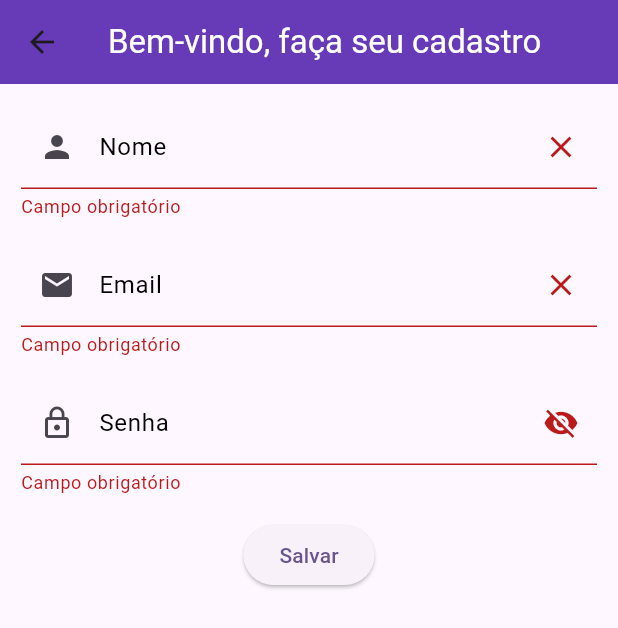
After one commit to GustavoZaffani/cryptoapp, a Flutter app: the SignUpScreen screen opened by its route, after a tap on "Salvar", on a phone screen of 412 x 824 dp. The commit adds this screen. Shown: the top 628 px of the screen. Run offline on Flutter 3.47's test engine with Material 3 defaults, Android fonts, the phone set to English and light mode, and no system bars; our stand-ins replace dio, drift, drift_flutter, retrofit; accounts and stored records are empty; generated files the repository leaves out were written again; network calls fail.

Commit message:
Implemented signup screen

```diff
--- a/lib/main.dart
+++ b/lib/main.dart
@@ -2,6 +2,7 @@ import 'package:cryptoapp/widgets/screens/home_screen.dart';
 import 'package:cryptoapp/widgets/screens/login_screen.dart';
 import 'package:cryptoapp/widgets/screens/market_screen.dart';
 import 'package:cryptoapp/widgets/screens/register_screen.dart';
+import 'package:cryptoapp/widgets/screens/sign_up_screen.dart';
 import 'package:cryptoapp/widgets/screens/transaction_screen.dart';
 import 'package:cryptoapp/widgets/screens/wallet_screen.dart';
 import 'package:flutter/material.dart';
@@ -12,6 +13,7 @@ const walletRoute = "/wallet";
 const transactionsRoute = "/transactions";
 const marketRoute = "/market";
 const settingsRoute = "/settings";
+const signUpRoute = "/signUp";
 
 void main() {
   WidgetsFlutterBinding.ensureInitialized();
@@ -37,7 +39,8 @@ class CryptoApp extends StatelessWidget {
         walletRoute: (context) => const WalletScreen(),
         transactionsRoute: (context) => const TransactionList(),
         marketRoute: (context) => const MarketScreen(),
-        settingsRoute: (context) => RegisterScreen(),
+        settingsRoute: (context) => const RegisterScreen(),
+        signUpRoute: (context) => const SignUpScreen(),
       },
     );
   }
--- a/lib/widgets/screens/home_screen.dart
+++ b/lib/widgets/screens/home_screen.dart
@@ -11,8 +11,11 @@ class HomeScreen extends StatelessWidget {
 
   @override
   Widget build(BuildContext context) {
-    return Scaffold(
+    return PopScope(
+      canPop: false,
+      child: Scaffold(
         appBar: AppBar(
+          automaticallyImplyLeading: false,
           backgroundColor: Colors.deepPurple,
           title: const Text("Bem-vindo", style: TextStyle(color: Colors.white)),
         ),
@@ -65,6 +68,7 @@ class HomeScreen extends StatelessWidget {
           ),
         ),
         floatingActionButtonAnimator: FloatingActionButtonAnimator.scaling,
+      ),
     );
   }
 }
--- a/lib/widgets/screens/login_screen.dart
+++ b/lib/widgets/screens/login_screen.dart
@@ -130,6 +130,11 @@ class _LoginState extends State<LoginScreen> {
                   },
                   child: const Text("Login"),
                 ),
+                const SizedBox(height: 16),
+                TextButton(
+                  onPressed: () => Navigator.pushNamed(context, signUpRoute),
+                  child: const Text("Não tem uma conta? Cadastre-se"),
+                ),
               ],
             ),
           ),
--- /dev/null
+++ b/lib/widgets/screens/sign_up_screen.dart
@@ -0,0 +1,117 @@
+import 'package:cryptoapp/controllers/sign_up_controller.dart';
+import 'package:cryptoapp/utils/alerts.dart';
+import 'package:cryptoapp/widgets/commons/loading.dart';
+import 'package:cryptoapp/widgets/fields/custom_password_field.dart';
+import 'package:cryptoapp/widgets/fields/custom_text_field.dart';
+import 'package:flutter/material.dart';
+
+class SignUpScreen extends StatefulWidget {
+  const SignUpScreen({super.key});
+
+  @override
+  State<SignUpScreen> createState() => _SignUpScreenState();
+}
+
+class _SignUpScreenState extends State<SignUpScreen> {
+  final TextEditingController _nameController = TextEditingController();
+  final TextEditingController _emailController = TextEditingController();
+  final TextEditingController _passwordController = TextEditingController();
+  final SignUpController _signUpController = SignUpController();
+  final _formKey = GlobalKey<FormState>();
+
+  bool _showLoader = false;
+
+  @override
+  Widget build(BuildContext context) {
+    return Scaffold(
+        appBar: AppBar(
+          backgroundColor: Colors.deepPurple,
+          title: const Text(
+            "Bem-vindo, faça seu cadastro",
+            style: TextStyle(color: Colors.white),
+          ),
+        ),
+        body: _getWidget());
+  }
+
+  Widget _signUpBody() {
+    return Form(
+      key: _formKey,
+      child: Padding(
+        padding: const EdgeInsets.all(14.0),
+        child: Column(
+          children: [
+            CustomTextField(
+              hintText: "Insira seu nome",
+              labelText: "Nome",
+              prefixIcon: Icons.person,
+              controller: _nameController,
+              validator: (value) {
+                if (value!.isEmpty) {
+                  return "Campo obrigatório";
+                }
+                return null;
+              },
+            ),
+            const SizedBox(height: 16),
+            CustomTextField(
+              hintText: "Insira seu email",
+              labelText: "Email",
+              prefixIcon: Icons.mail,
+              controller: _emailController,
+              validator: (value) {
+                if (value!.isEmpty) {
+                  return "Campo obrigatório";
+                }
+                return null;
+              },
+            ),
+            const SizedBox(height: 16),
+            CustomPasswordField(
+              hintText: "Insira sua senha",
+              labelText: "Senha",
+              controller: _passwordController,
+              validator: (value) {
+                if (value!.isEmpty) {
+                  return "Campo obrigatório";
+                }
+                return null;
+              },
+            ),
+            const SizedBox(height: 16),
+            ElevatedButton(
+              onPressed: () {
+                if (_formKey.currentState!.validate()) {
+                  _signUpController.createUser(
+                    name: _nameController.text,
+                    email: _emailController.text,
+                    password: _passwordController.text,
+                    onSuccess: (data) => Alerts.showSuccessDialog(
+                        context: context,
+                        message: "Usuário registrado com sucesso. Faça o login",
+                        onConfirmPressed: () => Navigator.pop(context)),
+                    onError: (error) => Alerts.showErrorDialog(
+                      context: context,
+                      message: error,
+                    ),
+                    onLoading: () => setState(() => _showLoader = true),
+                    onFinally: () => setState(() => _showLoader = false),
+                  );
+                }
+              },
+              child: const Text("Salvar"),
+            ),
+          ],
+        ),
+      ),
+    );
+  }
+
+  Widget _getWidget() {
+    if (_showLoader) {
+      return const Loading();
+    } else {
+      return _signUpBody();
+    }
+  }
+}
```
Also changed, not shown: lib/controllers/sign_up_controller.dart (added, +33 -0 lines). Lines whose indentation alone changed are shown as unchanged.
